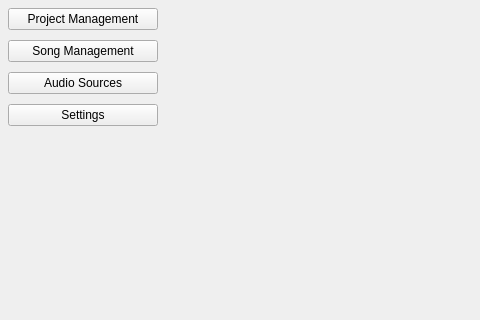
First picture: the form in src/traverso/ui/ManagerWidget.ui, repository ErwanLegrand/Traverso-DAW, before the edit; both pictures show x 0 to 480 and y 0 to 320 of the 652 by 597 pixel window.
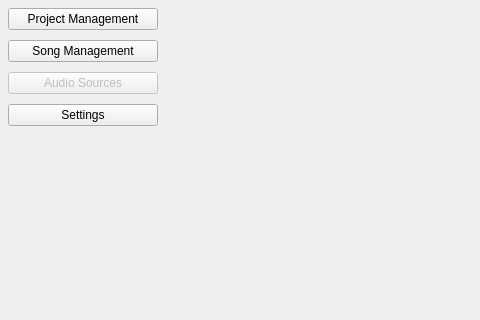
Second picture: the form after the edit. Icons and pictures are not drawn.

Commit message: disable audiosources view button, this view doesn't work yet

What changed in the file:
```diff
--- a/src/traverso/ui/ManagerWidget.ui
+++ b/src/traverso/ui/ManagerWidget.ui
@@ -67,6 +67,9 @@
      </item>
      <item>
       <widget class="QPushButton" name="audioSourcesButton" >
+       <property name="enabled" >
+        <bool>false</bool>
+       </property>
        <property name="text" >
         <string>Audio Sources</string>
        </property>
```
